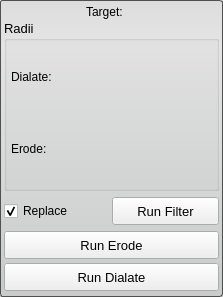
This is Interface/ToolInterface/BinaryDilateErodeFilterInterface.ui in jessdtate/Seg3D as Qt 5 draws it before an edit. The edited form follows.
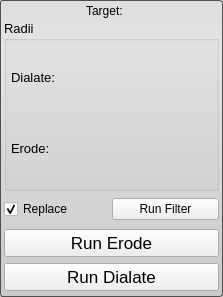
This is the edited form.

Diff of the .ui file:
```diff
--- a/Interface/ToolInterface/BinaryDilateErodeFilterInterface.ui
+++ b/Interface/ToolInterface/BinaryDilateErodeFilterInterface.ui
@@ -46,7 +46,7 @@
   </property>
   <layout class="QVBoxLayout" name="verticalLayout_2">
    <property name="spacing">
-    <number>0</number>
+    <number>2</number>
    </property>
    <property name="margin">
     <number>4</number>
@@ -128,6 +128,11 @@
        <layout class="QHBoxLayout" name="dialateHLayout_top">
         <item>
          <widget class="QLabel" name="dialateLabel">
+          <property name="font">
+           <font>
+            <pointsize>10</pointsize>
+           </font>
+          </property>
           <property name="text">
            <string>Dialate:</string>
           </property>
@@ -142,6 +147,11 @@
        <layout class="QHBoxLayout" name="erodeHLayout_top">
         <item>
          <widget class="QLabel" name="erodeLabel">
+          <property name="font">
+           <font>
+            <pointsize>10</pointsize>
+           </font>
+          </property>
           <property name="text">
            <string>Erode:</string>
           </property>
@@ -156,36 +166,28 @@
     </widget>
    </item>
    <item>
-    <layout class="QHBoxLayout" name="replaceRunLayout">
+    <widget class="QWidget" name="replaceRunWidget" native="true">
+     <property name="minimumSize">
+      <size>
+       <width>0</width>
+       <height>32</height>
+      </size>
+     </property>
+     <property name="maximumSize">
+      <size>
+       <width>16777215</width>
+       <height>32</height>
+      </size>
+     </property>
+     <layout class="QHBoxLayout" name="horizontalLayout_3" stretch="1,1">
      <property name="spacing">
       <number>0</number>
      </property>
-     <property name="topMargin">
-      <number>4</number>
-     </property>
-     <property name="bottomMargin">
-      <number>2</number>
+      <property name="margin">
+       <number>0</number>
      </property>
      <item>
       <widget class="QCheckBox" name="replaceCheckBox">
-       <property name="sizePolicy">
-        <sizepolicy hsizetype="Preferred" vsizetype="Fixed">
-         <horstretch>0</horstretch>
-         <verstretch>0</verstretch>
-        </sizepolicy>
-       </property>
-       <property name="minimumSize">
-        <size>
-         <width>0</width>
-         <height>32</height>
-        </size>
-       </property>
-       <property name="maximumSize">
-        <size>
-         <width>16777215</width>
-         <height>32</height>
-        </size>
-       </property>
        <property name="text">
         <string>Replace</string>
        </property>
@@ -196,35 +198,13 @@
      </item>
      <item>
       <widget class="QPushButton" name="runFilterButton">
-       <property name="sizePolicy">
-        <sizepolicy hsizetype="Preferred" vsizetype="Fixed">
-         <horstretch>0</horstretch>
-         <verstretch>0</verstretch>
-        </sizepolicy>
-       </property>
-       <property name="minimumSize">
-        <size>
-         <width>0</width>
-         <height>28</height>
-        </size>
-       </property>
-       <property name="maximumSize">
-        <size>
-         <width>16777215</width>
-         <height>28</height>
-        </size>
-       </property>
-       <property name="font">
-        <font>
-         <pointsize>10</pointsize>
-        </font>
-       </property>
        <property name="text">
         <string>Run Filter</string>
        </property>
       </widget>
      </item>
     </layout>
+    </widget>
    </item>
    <item>
     <widget class="QWidget" name="widget_2" native="true">
@@ -234,6 +214,12 @@
        <height>32</height>
       </size>
      </property>
+     <property name="maximumSize">
+      <size>
+       <width>16777215</width>
+       <height>32</height>
+      </size>
+     </property>
      <layout class="QHBoxLayout" name="horizontalLayout_2">
       <property name="spacing">
        <number>0</number>
@@ -249,21 +235,9 @@
           <verstretch>0</verstretch>
          </sizepolicy>
         </property>
-        <property name="minimumSize">
-         <size>
-          <width>0</width>
-          <height>28</height>
-         </size>
-        </property>
-        <property name="maximumSize">
-         <size>
-          <width>16777215</width>
-          <height>28</height>
-         </size>
-        </property>
         <property name="font">
          <font>
-          <pointsize>10</pointsize>
+          <pointsize>13</pointsize>
          </font>
         </property>
         <property name="text">
@@ -282,6 +256,12 @@
        <height>32</height>
       </size>
      </property>
+     <property name="maximumSize">
+      <size>
+       <width>16777215</width>
+       <height>32</height>
+      </size>
+     </property>
      <layout class="QHBoxLayout" name="horizontalLayout">
       <property name="spacing">
        <number>0</number>
@@ -297,21 +277,9 @@
           <verstretch>0</verstretch>
          </sizepolicy>
         </property>
-        <property name="minimumSize">
-         <size>
-          <width>0</width>
-          <height>28</height>
-         </size>
-        </property>
-        <property name="maximumSize">
-         <size>
-          <width>16777215</width>
-          <height>28</height>
-         </size>
-        </property>
         <property name="font">
          <font>
-          <pointsize>10</pointsize>
+          <pointsize>13</pointsize>
          </font>
         </property>
         <property name="text">
```
Lines whose indentation alone changed are shown as unchanged.
